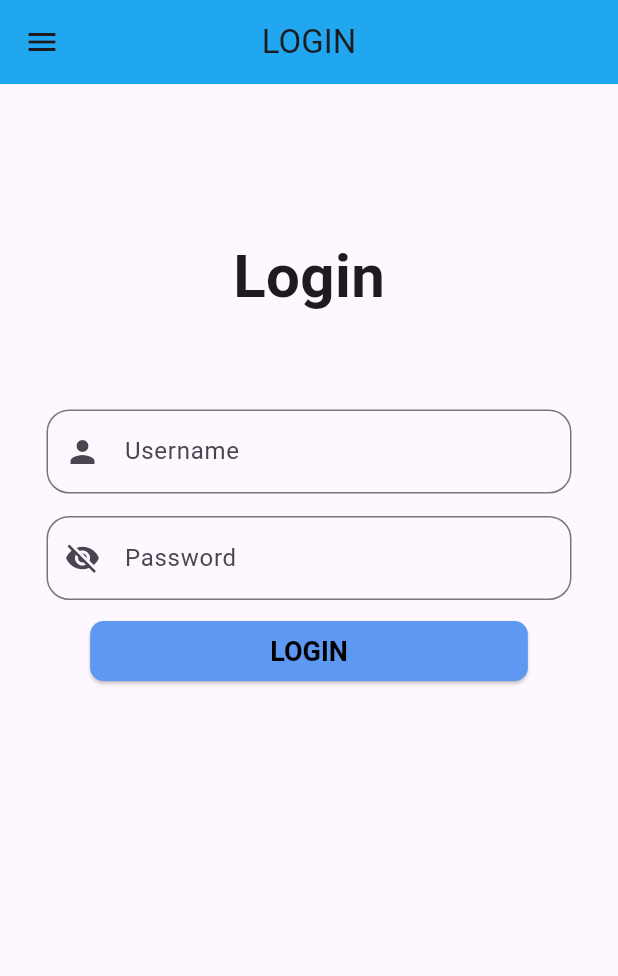
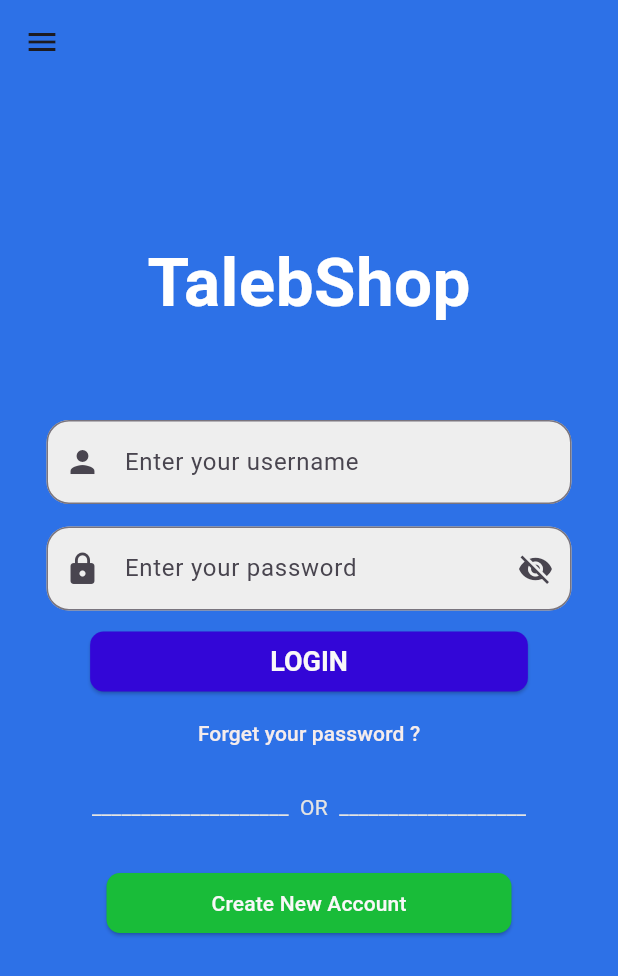
Before and after one commit to talebmhamad/ProjetApp1, a Flutter app: the screen it shows after launch, on a phone screen of 412 x 824 dp. Shown: the top 976 px of the screen. Run offline on Flutter 3.47's test engine with Material 3 defaults, Android fonts, the phone set to English and light mode, and no system bars.

Commit message:
update 1 loginpage

```diff
--- a/flutter_application_1/lib/main.dart
+++ b/flutter_application_1/lib/main.dart
@@ -1,9 +1,14 @@
+
+
 
 
 
 import 'package:flutter/material.dart';
 import 'package:flutter_application_1/class/users.dart';
+import 'package:flutter_application_1/scren/creatacct.dart';
+import 'package:flutter_application_1/scren/forgetpass.dart';
 import 'package:flutter_application_1/scren/home2.dart';
+
 
 void main() {
   runApp(const MyApp());
@@ -41,41 +46,53 @@ class _loginState extends State<login> {
 
     return Scaffold(
       resizeToAvoidBottomInset: false,
-      drawer: const Drawer(),
-appBar: AppBar(title: Text("LOGIN"),backgroundColor: Color.fromARGB(255, 32, 167, 239),centerTitle: true,),
-body:Form(
+      drawer:  const Drawer(),
+appBar: AppBar(title: Text("",style: TextStyle(color: Colors.white),),backgroundColor: Color.fromARGB(255, 45, 113, 231),centerTitle: true,),
+body:Container(
+  color: Color.fromARGB(255, 45, 113, 231),
+  child: Form(
+
     key: formkey,
     child:
   Column(
-  children:  [ const SizedBox(height: 100,), const Center(child: Text("Login",style: TextStyle(
-          fontSize: 40,fontWeight: FontWeight.bold,fontStyle: FontStyle.normal // Adjust the font size as needed
+    children:  [ const SizedBox(height: 100,), const Center(child: Text("TalebShop",style: TextStyle(color: Colors.white,
+            fontSize: 45,fontWeight: FontWeight.bold,fontStyle: FontStyle.normal // Adjust the font size as needed
           ),),
           ), const SizedBox(height: 60),
 
           Container(
             width: 350,
+            decoration: BoxDecoration(
+    color: Colors.grey[200],
+    borderRadius: BorderRadius.circular(15),
+  ),
 
             child:
            Center(child: TextFormField(controller: name,
            validator: (value) {
              if(value!.isEmpty){
               return'enter your name';
+
+
              }
            },
           decoration: InputDecoration(
-    labelText: 'Username',
+
+      // labelText: 'Username',labelStyle: TextStyle(color: const Color.fromARGB(255, 43, 46, 49,),fontWeight: FontWeight.bold,),
       hintText: 'Enter your username',
       prefixIcon: Icon(Icons.person),
-     border: OutlineInputBorder(borderRadius: BorderRadius.circular(15)),
+       border:  OutlineInputBorder(borderRadius: BorderRadius.circular(15)),
 
 
-  ),
-        ))
-
-        ),
-        SizedBox(height: 15),
+    ),)
+  )),
+          const SizedBox(height: 15),
 
           Container(
+            decoration: BoxDecoration(
+    color: Colors.grey[200], // Set the background color here
+    borderRadius: BorderRadius.circular(15),
+  ),
             width: 350,
 
             child:
@@ -89,10 +106,10 @@ Column(
            },
 
           decoration: InputDecoration(
-    labelText: 'Password',
+      // labelText: 'Password',
       hintText: 'Enter your password',
-
-    prefixIcon: IconButton(onPressed: (){
+      prefixIcon: Icon(Icons.lock),
+      suffixIcon: IconButton(onPressed: (){
     setState(() {
 
       isObscured = !isObscured;
@@ -100,7 +117,8 @@ Column(
 
 
 
-    },icon:Icon( isObscured ? Icons.visibility_off : Icons.visibility,)) ,
+
+      },icon:Icon( isObscured ? Icons.visibility_off : Icons.visibility,),) ,
        border: OutlineInputBorder(borderRadius: BorderRadius.circular(15)),
 
     ),obscureText: isObscured,
@@ -124,8 +142,8 @@ Navigator.push(context, MaterialPageRoute(builder: ((context) => home2())));brea
 
           }, child: Text("LOGIN",),
           style: ButtonStyle(
-    backgroundColor: MaterialStateProperty.all<Color>(Color.fromARGB(255, 93, 152, 242)),
-    foregroundColor: MaterialStateProperty.all<Color>(Colors.black), // Set background color
+      backgroundColor: MaterialStateProperty.all<Color>(Color.fromARGB(255, 51, 6, 215)),
+      foregroundColor: MaterialStateProperty.all<Color>(const Color.fromARGB(255, 249, 248, 248)), // Set background color
       textStyle: MaterialStateProperty.all<TextStyle>(
         TextStyle(fontSize: 18, fontWeight: FontWeight.bold), // Set text style
       ),
@@ -138,11 +156,45 @@ Navigator.push(context, MaterialPageRoute(builder: ((context) => home2())));brea
         ),
       ),
     ),
-        )
+          ),
+TextButton(onPressed: (){
+
+
+Navigator.push(context, MaterialPageRoute(builder: ((context) => forget())));
+
+
+
+}, child: const Text("Forget your password ?",style: TextStyle(color: Color.fromARGB(255, 245, 236, 236)),),),
+SizedBox(height: 15,),
+const Text("____________________  OR  ___________________",style: TextStyle(color: const Color.fromARGB(255, 228, 228, 227)),),SizedBox(height: 30,),
+
+ElevatedButton(onPressed: (){
+
+
+Navigator.push(context, MaterialPageRoute(builder: ((context) => createacct())));
+
+
+
+}, child: Text("Create New Account"),style: ButtonStyle(
+  backgroundColor:MaterialStateProperty.all<Color>(Color.fromARGB(255, 25, 188, 57)),
+  foregroundColor: MaterialStateProperty.all<Color>(const Color.fromARGB(255, 249, 248, 248)),
+  padding: MaterialStateProperty.all<EdgeInsetsGeometry>(
+        EdgeInsets.symmetric(horizontal: 70, vertical: 5),
+
+  ),
+shape: MaterialStateProperty.all<RoundedRectangleBorder>(
+        RoundedRectangleBorder(
+          borderRadius: BorderRadius.circular(9),
+        ),)
+
+  ))
+
+
 
 
           ],
-),)
+  ),),
+)
 
 
 
--- a/flutter_application_1/lib/scren/home2.dart
+++ b/flutter_application_1/lib/scren/home2.dart
@@ -12,9 +12,7 @@ class home2 extends StatefulWidget {
 }
 
 class _home2State extends State<home2> {    int index=0;
-List<Widget>scren=[home2(),home3()
 
-  ];
   @override
   Widget build(BuildContext context) {
     return Scaffold(
@@ -22,7 +20,7 @@ appBar: AppBar(
   automaticallyImplyLeading: false,
   centerTitle: true, title: const Text("home2",),backgroundColor:Color.fromARGB(255, 11, 64, 223),),
   body:
-  scren[index],
+ Container(),
 
   bottomNavigationBar: BottomNavigationBar(
     onTap: (value){
--- a/flutter_application_1/pubspec.yaml
+++ b/flutter_application_1/pubspec.yaml
@@ -59,9 +59,9 @@ flutter:
   uses-material-design: true
 
   # To add assets to your application, add an assets section, like this:
-  # assets:
-  #   - images/a_dot_burr.jpeg
-  #   - images/a_dot_ham.jpeg
+assets:
+    - images
+
 
   # An image asset can refer to one or more resolution-specific "variants", see
   # https://flutter.dev/assets-and-images/#resolution-aware
```
Also changed, not shown: flutter_application_1/lib/scren/creatacct.dart (added, +159 -0 lines), flutter_application_1/lib/scren/forgetpass.dart (added, +137 -0 lines). Lines whose indentation alone changed are shown as unchanged.
